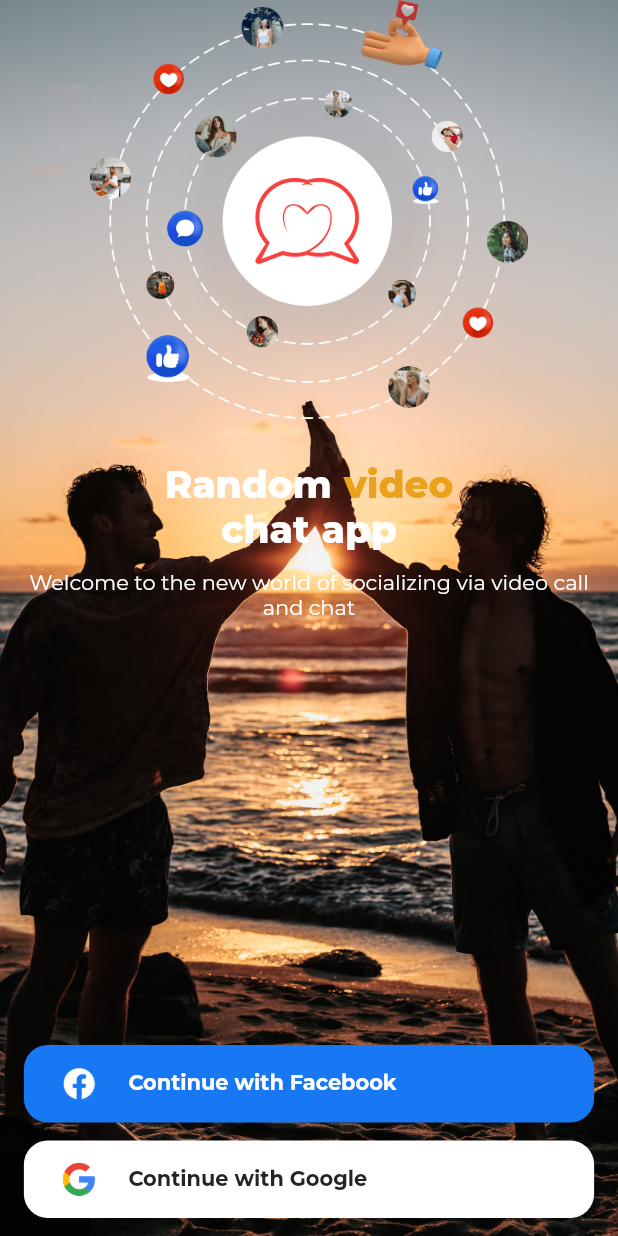
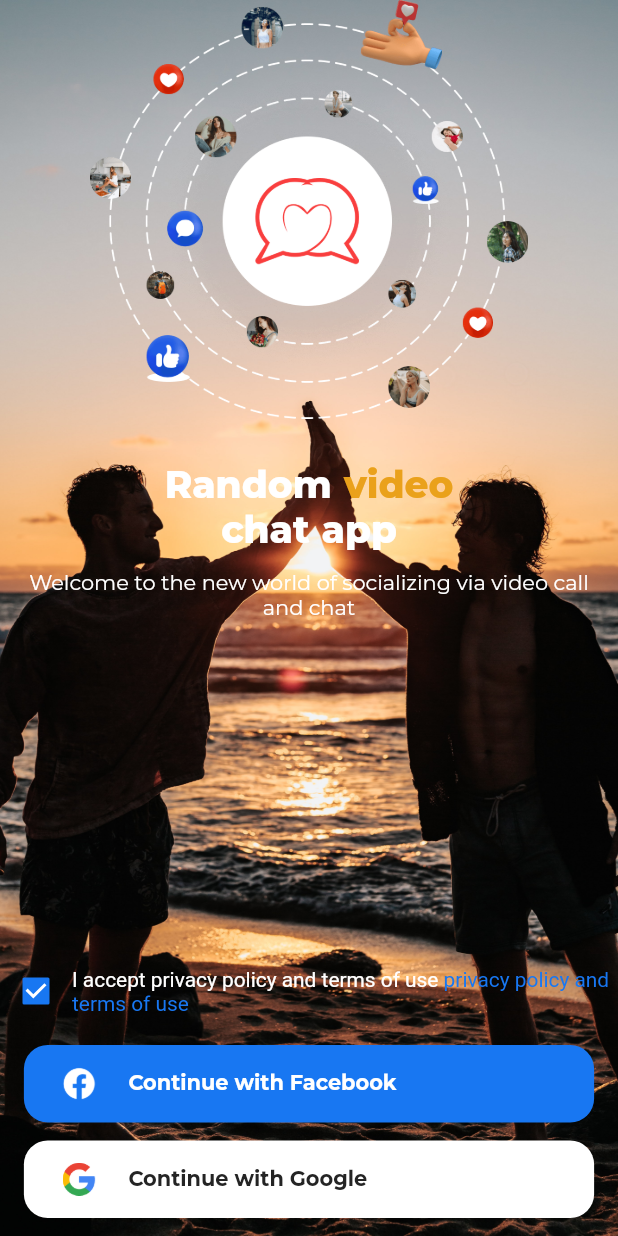
Before and after one commit to VPATEL007/Candy_chat-video, a Flutter app: the Login screen opened directly, on a phone screen of 412 x 824 dp. Run offline on Flutter 3.47's test engine with Material 2 defaults, Android fonts, the phone set to English and light mode, and no system bars; our stand-ins replace another_flushbar, assets_audio_player, cached_network_image, camera, circular_countdown_timer, connectivity and 21 more; missing offline and left inert: agora_rtc_engine, agora_rtm, appsflyer_sdk, assets_audio_player_web, camera_web, check_vpn_connection and 17 more; accounts and stored records are empty; network calls fail; project files that could hold a hidden picture were left out.

Commit message:
Minor fix

```diff
--- a/lib/components/Screens/Auth/Login.dart
+++ b/lib/components/Screens/Auth/Login.dart
@@ -1,9 +1,10 @@
 import 'package:appsflyer_sdk/appsflyer_sdk.dart';
 import 'package:flutter/cupertino.dart';
 import 'package:flutter/foundation.dart';
+import 'package:flutter/gestures.dart';
 import 'package:flutter/material.dart';
-import 'package:flutter_dotenv/flutter_dotenv.dart';
 import 'package:provider/provider.dart';
+import 'package:url_launcher/url_launcher.dart';
 import 'package:video_chat/app/Helper/CommonApiHelper.dart';
 import 'package:video_chat/app/Helper/apple_login_helper.dart';
 import 'package:video_chat/app/Helper/facebook_login_helper.dart';
@@ -29,6 +30,8 @@ class Login extends StatefulWidget {
 }
 
 class _LoginState extends State<Login> {
+  bool? isAccepted = true;
+
   @override
   void initState() {
     super.initState();
@@ -93,29 +96,84 @@ class _LoginState extends State<Login> {
                     style: appTheme?.white14Normal),
               ),
               Spacer(),
+              Row(
+                children: [
+                  Theme(
+                    data: Theme.of(context).copyWith(
+                      unselectedWidgetColor: Colors.white,
+                    ),
+                    child: Checkbox(
+                      activeColor: ColorConstants.facebook,
+                      value: isAccepted,
+                      onChanged: (bool? value) {
+                        setState(() {
+                          isAccepted = value;
+                        });
+                      },
+                    ),
+                  ),
+                  // ''
+                  Flexible(
+                    child: RichText(
+                      text: TextSpan(children: [
+                        TextSpan(
+                          text: 'I accept privacy policy and terms of use ',
+                          style: appTheme?.white14Normal,
+                        ),
+                        TextSpan(
+                          text: 'privacy policy and terms of use',
+                          style: appTheme?.white14Normal
+                              .copyWith(color: ColorConstants.facebook),
+                          recognizer: new TapGestureRecognizer()
+                            ..onTap = () {
+                              launch('https://mjmedia.live/privacy-policy');
+                            },
+                        ),
+                      ]),
+                    ),
+                  ),
+                ],
+              ),
               if (Platform.isIOS)
-                getButton(icApple, "Continue with Apple", Colors.black, () {
-                  int? langId =
-                      context.read<LanguageProvider>().selctedLanguages?.id;
-                  String deviceId = app.resolve<PrefUtils>().deviceId ?? "";
+                getButton(
+                    icApple,
+                    "Continue with Apple",
+                    Colors.black,
+                    isAccepted == true
+                        ? () {
+                            int? langId = context
+                                .read<LanguageProvider>()
+                                .selctedLanguages
+                                ?.id;
+                            String deviceId =
+                                app.resolve<PrefUtils>().deviceId ?? "";
                             Map<String, dynamic> req = {
                               "device_id": deviceId,
                               "language_id": langId
                             };
                             print(req);
                             AppleLoginHealper.shared.login(context, req, () {});
+                          }
+                        : () {
+                            showLoginMessage(context);
                           }),
               SizedBox(
                 height: getSize(12),
               ),
               getButton(
-                  icFacebook, "Continue with Facebook", ColorConstants.facebook,
-                  () {
+                  icFacebook,
+                  "Continue with Facebook",
+                  ColorConstants.facebook,
+                  isAccepted == true
+                      ? () {
                           // AppsFlyerService.appsFlyerService
                           //     .logEvent(AppsFlyerKeys.registration, eventValues);
-                int? langId =
-                    context.read<LanguageProvider>().selctedLanguages?.id;
-                String deviceId = app.resolve<PrefUtils>().deviceId ?? "";
+                          int? langId = context
+                              .read<LanguageProvider>()
+                              .selctedLanguages
+                              ?.id;
+                          String deviceId =
+                              app.resolve<PrefUtils>().deviceId ?? "";
                           Map<String, dynamic> req = {
                             "device_id": deviceId,
                             "language_id": langId
@@ -123,30 +181,52 @@ class _LoginState extends State<Login> {
                           print(req);
                           FacebookLoginHelper.shared
                               .loginWithFacebook(context, req, () {});
+                        }
+                      : () {
+                          showLoginMessage(context);
                         }),
               SizedBox(
                 height: getSize(12),
               ),
-              getButton(icGoogle, "Continue with Google", Colors.white, () {
-                int? langId =
-                    context.read<LanguageProvider>().selctedLanguages?.id;
-                String deviceId = app.resolve<PrefUtils>().deviceId ?? "";
+              getButton(
+                  icGoogle,
+                  "Continue with Google",
+                  Colors.white,
+                  isAccepted == true
+                      ? () {
+                          int? langId = context
+                              .read<LanguageProvider>()
+                              .selctedLanguages
+                              ?.id;
+                          String deviceId =
+                              app.resolve<PrefUtils>().deviceId ?? "";
                           Map<String, dynamic> req = {
                             "device_id": deviceId,
                             "language_id": langId
                           };
-                GoogleSignInHelper.instance.handleSignIn(context, req);
+                          GoogleSignInHelper.instance
+                              .handleSignIn(context, req);
+                        }
+                      : () {
+                          showLoginMessage(context);
                         }),
               SizedBox(
                 height: getSize(12),
               ),
               Visibility(
                 visible: false,
-                child: getButton(icGuest, "Continue with Guest", Colors.white,
-                    () async {
-                  int? langId =
-                      context.read<LanguageProvider>().selctedLanguages?.id;
-                  String deviceId = app.resolve<PrefUtils>().deviceId ?? "";
+                child: getButton(
+                    icGuest,
+                    "Continue with Guest",
+                    Colors.white,
+                    isAccepted == true
+                        ? () async {
+                            int? langId = context
+                                .read<LanguageProvider>()
+                                .selctedLanguages
+                                ?.id;
+                            String deviceId =
+                                app.resolve<PrefUtils>().deviceId ?? "";
                             Map<String, dynamic> req = {
                               "device_id": deviceId,
                               "language_id": langId
@@ -155,6 +235,9 @@ class _LoginState extends State<Login> {
                             await CommonApiHelper.shared
                                 .callGuestLogintApi(context, req, () {}, () {});
                             NavigationUtilities.push(Gender());
+                          }
+                        : () {
+                            showLoginMessage(context);
                           }),
               ),
             ],
@@ -162,6 +245,10 @@ class _LoginState extends State<Login> {
         ),
       ),
     );
+  }
+
+  showLoginMessage(context) {
+    View.showMessage(context, 'Please accept terms and conditions');
   }
 
   getButton(String image, String title, Color color, Function click) {
```
Lines whose indentation alone changed are shown as unchanged.
